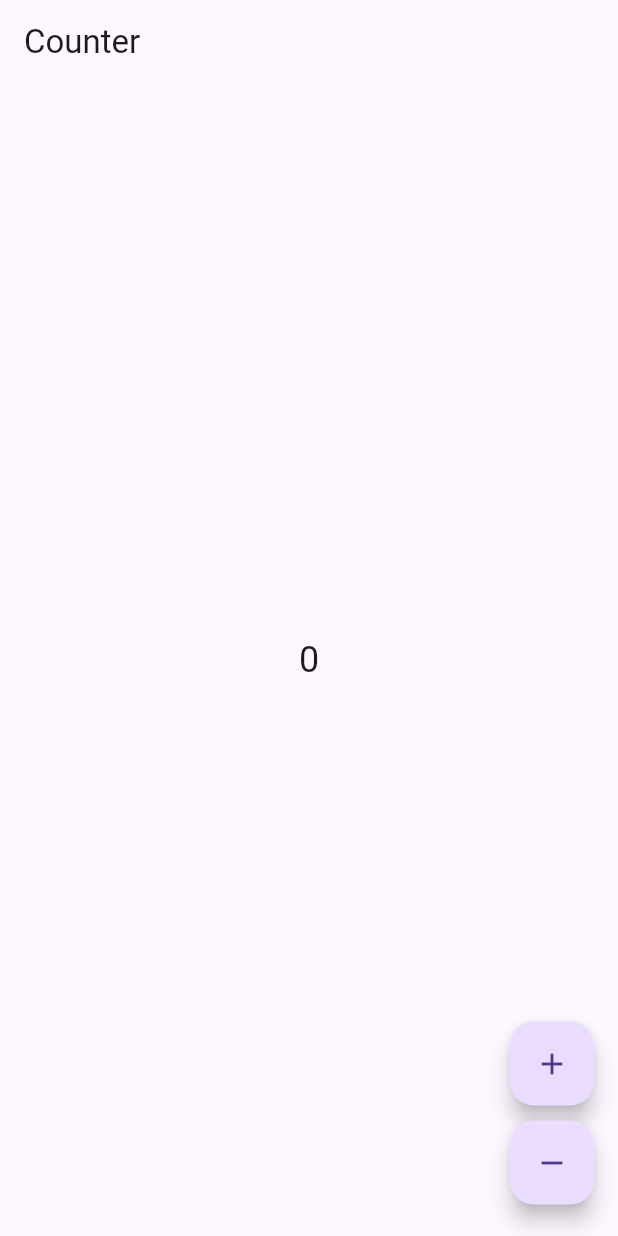
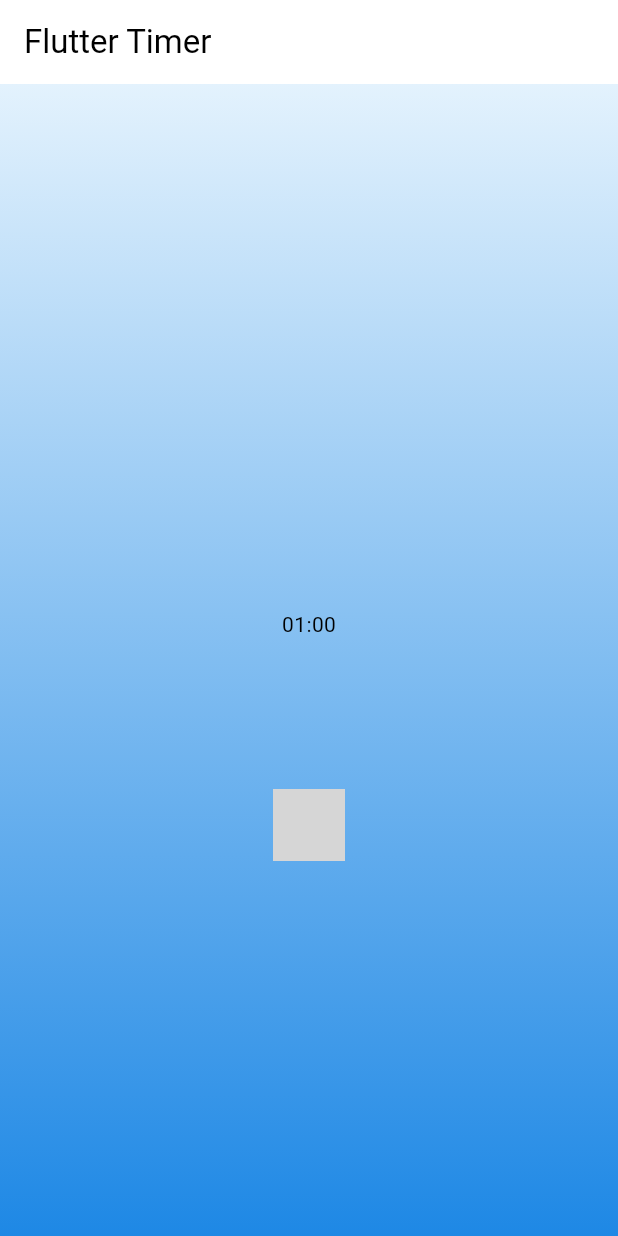
Before and after one commit to mohamedmahmoud95/flutter_bloc_session, a Flutter app: the screen it shows after launch, on a phone screen of 412 x 824 dp. Run offline on Flutter 3.47's test engine with Material 3 defaults, Android fonts, the phone set to English and light mode, and no system bars; our stand-ins replace bloc, dio, equatable, flutter_bloc; statements that could not run were skipped; grey boxes are pictures that could not be loaded.

Commit message:
added a timer example

```diff
--- a/lib/8_bloc_counter/presentation/counter_bloc_app.dart
+++ b/lib/8_bloc_counter/presentation/counter_bloc_app.dart
@@ -20,6 +20,8 @@ class CounterBlocApp extends StatelessWidget {
 
 
 class CounterPage extends StatelessWidget {
+  const CounterPage({super.key});
+
   @override
   Widget build(BuildContext context) {
     return Scaffold(
--- /dev/null
+++ b/lib/9_timer_app_example/bloc/timer_bloc.dart
@@ -0,0 +1,65 @@
+import 'dart:async';
+import 'package:bloc/bloc.dart';
+import 'package:bloc_session/9_timer_app_example/bloc/timer_state.dart';
+import 'package:bloc_session/9_timer_app_example/data/ticker.dart';
+import 'package:equatable/equatable.dart';
+import 'package:bloc_session/9_timer_app_example/bloc/timer_events.dart';
+
+
+class TimerBloc extends Bloc<TimerEvent, TimerState> {
+  TimerBloc({required Ticker ticker})
+      : _ticker = ticker,
+        super(const TimerInitial(_duration)) {
+    on<TimerStarted>(_onStarted);
+    on<TimerPaused>(_onPaused);
+    on<TimerResumed>(_onResumed);
+    on<TimerReset>(_onReset);
+    on<TimerTicked>(_onTicked);
+  }
+
+  final Ticker _ticker;
+  static const int _duration = 60;
+
+  StreamSubscription<int>? _tickerSubscription;
+
+  @override
+  Future<void> close() {
+    _tickerSubscription?.cancel();
+    return super.close();
+  }
+
+  void _onStarted(TimerStarted event, Emitter<TimerState> emit) {
+    emit(TimerRunInProgress(event.duration));
+    _tickerSubscription?.cancel();
+    _tickerSubscription = _ticker
+        .tick(ticks: event.duration)
+        .listen((duration) => add(TimerTicked(duration: duration)));
+  }
+
+  void _onPaused(TimerPaused event, Emitter<TimerState> emit) {
+    if (state is TimerRunInProgress) {
+      _tickerSubscription?.pause();
+      emit(TimerRunPause(state.duration));
+    }
+  }
+
+  void _onResumed(TimerResumed resume, Emitter<TimerState> emit) {
+    if (state is TimerRunPause) {
+      _tickerSubscription?.resume();
+      emit(TimerRunInProgress(state.duration));
+    }
+  }
+
+  void _onReset(TimerReset event, Emitter<TimerState> emit) {
+    _tickerSubscription?.cancel();
+    emit(const TimerInitial(_duration));
+  }
+
+  void _onTicked(TimerTicked event, Emitter<TimerState> emit) {
+    emit(
+      event.duration > 0
+          ? TimerRunInProgress(event.duration)
+          : const TimerRunComplete(),
+    );
+  }
+}
--- /dev/null
+++ b/lib/9_timer_app_example/bloc/timer_events.dart
@@ -0,0 +1,26 @@
+
+sealed class TimerEvent {
+  const TimerEvent();
+}
+
+final class TimerStarted extends TimerEvent {
+  const TimerStarted({required this.duration});
+  final int duration;
+}
+
+final class TimerPaused extends TimerEvent {
+  const TimerPaused();
+}
+
+final class TimerResumed extends TimerEvent {
+  const TimerResumed();
+}
+
+class TimerReset extends TimerEvent {
+  const TimerReset();
+}
+
+class TimerTicked extends TimerEvent {
+  const TimerTicked({required this.duration});
+  final int duration;
+}
--- /dev/null
+++ b/lib/9_timer_app_example/bloc/timer_state.dart
@@ -0,0 +1,43 @@
+
+import 'package:equatable/equatable.dart';
+
+/*
+Equatable is a mixin in Dart (a programming language) that allows you to compare objects for equality based on their properties, rather than just their identity.
+
+In other words, when you mix in Equatable to a class, you can override the props getter to specify which properties of the class should be used to determine whether two objects are equal. This is useful for comparing complex objects, such as data models or state objects.
+
+In the context of this TimerState class, Equatable is used to compare TimerState objects based on their duration property. This means that two TimerState objects with the same duration will be considered equal, even if they are not the same object instance.
+*/
+
+sealed class TimerState extends Equatable {
+  const TimerState(this.duration);
+  final int duration;
+
+  @override
+  List<Object> get props => [duration];
+}
+
+final class TimerInitial extends TimerState {
+  const TimerInitial(super.duration);
+
+  @override
+  String toString() => 'TimerInitial { duration: $duration }';
+}
+
+final class TimerRunPause extends TimerState {
+  const TimerRunPause(super.duration);
+
+  @override
+  String toString() => 'TimerRunPause { duration: $duration }';
+}
+
+final class TimerRunInProgress extends TimerState {
+  const TimerRunInProgress(super.duration);
+
+  @override
+  String toString() => 'TimerRunInProgress { duration: $duration }';
+}
+
+final class TimerRunComplete extends TimerState {
+  const TimerRunComplete() : super(0);
+}
--- /dev/null
+++ b/lib/9_timer_app_example/data/ticker.dart
@@ -0,0 +1,15 @@
+class Ticker {
+  const Ticker();
+  Stream<int> tick({required int ticks}) {
+    return Stream.periodic(const Duration(seconds: 1), (x) => ticks - x - 1)
+        .take(ticks);
+  }
+}
+
+/*
+This Dart code defines a function tick that returns a stream of integers.
+
+The stream emits numbers counting down from ticks - 1 to 0, with a 1-second delay between each emission. The stream stops after ticks emissions.
+
+For example, if ticks is 5, the stream will emit the numbers 4, 3, 2, 1, 0, with a 1-second delay between each number.
+*/
--- /dev/null
+++ b/lib/9_timer_app_example/presentation/timer_page.dart
@@ -0,0 +1,140 @@
+import 'package:bloc_session/9_timer_app_example/bloc/timer_bloc.dart';
+import 'package:bloc_session/9_timer_app_example/bloc/timer_events.dart';
+import 'package:bloc_session/9_timer_app_example/bloc/timer_state.dart';
+import 'package:bloc_session/9_timer_app_example/data/ticker.dart';
+import 'package:bloc_session/9_timer_app_example/presentation/background';
+import 'package:flutter/material.dart';
+import 'package:flutter_bloc/flutter_bloc.dart';
+
+
+class TimerPage extends StatelessWidget {
+  const TimerPage({Key? key}) : super(key: key);
+  @override
+  Widget build(BuildContext context) {
+    return BlocProvider(
+      create: (_) => TimerBloc(ticker: Ticker()),
+      child: const TimerView(),
+    );
+  }
+}
+
+class TimerView extends StatelessWidget {
+  const TimerView({Key? key}) : super(key: key);
+  @override
+  Widget build(BuildContext context) {
+    return Scaffold(
+      appBar: AppBar(title: const Text('Flutter Timer')),
+      body: Stack(
+        children: [
+           Background(),
+          Column(
+            mainAxisAlignment: MainAxisAlignment.center,
+            crossAxisAlignment: CrossAxisAlignment.center,
+            children: const <Widget>[
+              Padding(
+                padding: EdgeInsets.symmetric(vertical: 100.0),
+                child: Center(child: TimerText()),
+              ),
+              Actions(),
+            ],
+          ),
+        ],
+      ),
+    );
+  }
+}
+
+class TimerText extends StatelessWidget {
+  const TimerText({Key? key}) : super(key: key);
+  @override
+  Widget build(BuildContext context) {
+    final duration = context.select((TimerBloc bloc) => bloc.state.duration);
+    final minutesStr =
+        ((duration / 60) % 60).floor().toString().padLeft(2, '0');
+    final secondsStr = (duration % 60).floor().toString().padLeft(2, '0');
+    return Text(
+      '$minutesStr:$secondsStr',
+      style: Theme.of(context).textTheme.bodyMedium,
+    );
+  }
+}
+
+class Background extends StatelessWidget {
+  const Background({Key? key}) : super(key: key);
+  @override
+  Widget build(BuildContext context) {
+    return Container(
+      decoration: BoxDecoration(
+        gradient: LinearGradient(
+          begin: Alignment.topCenter,
+          end: Alignment.bottomCenter,
+          colors: [
+            Colors.blue.shade50,
+            Colors.blue.shade600,
+          ],
+        ),
+      ),
+    );
+  }
+}
+
+
+
+class Actions extends StatelessWidget {
+  const Actions({super.key});
+
+  @override
+  Widget build(BuildContext context) {
+    return BlocBuilder<TimerBloc, TimerState>(
+      buildWhen: (prev, state) => prev.runtimeType != state.runtimeType,
+      builder: (context, state) {
+        return Row(
+          mainAxisAlignment: MainAxisAlignment.spaceEvenly,
+          children: [
+            ...switch (state) {
+              TimerInitial() => [
+                  FloatingActionButton(
+                    child: const Icon(Icons.play_arrow),
+                    onPressed: () => context
+                        .read<TimerBloc>()
+                        .add(TimerStarted(duration: state.duration)),
+                  ),
+                ],
+              TimerRunInProgress() => [
+                  FloatingActionButton(
+                    child: const Icon(Icons.pause),
+                    onPressed: () =>
+                        context.read<TimerBloc>().add(const TimerPaused()),
+                  ),
+                  FloatingActionButton(
+                    child: const Icon(Icons.replay),
+                    onPressed: () =>
+                        context.read<TimerBloc>().add(const TimerReset()),
+                  ),
+                ],
+              TimerRunPause() => [
+                  FloatingActionButton(
+                    child: const Icon(Icons.play_arrow),
+                    onPressed: () =>
+                        context.read<TimerBloc>().add(const TimerResumed()),
+                  ),
+                  FloatingActionButton(
+                    child: const Icon(Icons.replay),
+                    onPressed: () =>
+                        context.read<TimerBloc>().add(const TimerReset()),
+                  ),
+                ],
+              TimerRunComplete() => [
+                  FloatingActionButton(
+                    child: const Icon(Icons.replay),
+                    onPressed: () =>
+                        context.read<TimerBloc>().add(const TimerReset()),
+                  ),
+                ]
+            }
+          ],
+        );
+      },
+    );
+  }
+}
--- /dev/null
+++ b/lib/9_timer_app_example/timer_app.dart
@@ -0,0 +1,19 @@
+import 'package:bloc_session/9_timer_app_example/presentation/timer_page.dart';
+import 'package:flutter/material.dart';
+
+class TimerApp extends StatelessWidget {
+  const TimerApp({super.key});
+
+  @override
+  Widget build(BuildContext context) {
+    return MaterialApp(
+      title: 'Flutter Timer',
+      theme: ThemeData(
+        colorScheme: const ColorScheme.light(
+          primary: Color.fromRGBO(72, 74, 126, 1),
+        ),
+      ),
+      home: const TimerPage(),
+    );
+  }
+}
--- a/lib/main.dart
+++ b/lib/main.dart
@@ -4,6 +4,7 @@
 import 'package:bloc_session/5_todo_app_example/presentation/todo_app.dart';
 import 'package:bloc_session/8_bloc_counter/bloc/counter_observer.dart';
 import 'package:bloc_session/8_bloc_counter/presentation/counter_bloc_app.dart';
+import 'package:bloc_session/9_timer_app_example/timer_app.dart';
 import 'package:flutter/material.dart';
 import 'package:flutter_bloc/flutter_bloc.dart';
 import '0_counter_app_using_setState/counter_app.dart';
@@ -15,7 +16,7 @@
 
 void main() {
 
-    Bloc.observer = const CounterObserver();
+  Bloc.observer = const CounterObserver();
 
   runApp(const
   //CounterAppUsingSetState(),
@@ -28,7 +29,8 @@
   //TodoApp()
   //FormValidationApp()
   //NewsApp()
-  CounterBlocApp(),
+  //CounterBlocApp(),
+  TimerApp()
 
   );
 }
--- a/pubspec.yaml
+++ b/pubspec.yaml
@@ -37,6 +37,8 @@ dependencies:
   flutter_bloc: ^9.1.0
   dio: ^5.8.0+1
   provider: ^6.1.2
+  equatable: ^2.0.7
+  bloc: ^9.0.0
 
 dev_dependencies:
   flutter_test:
```
Also changed, not shown: lib/9_timer_app_example/presentation/actions.dart (added, +64 -0 lines), pubspec.lock, 1 other file.
